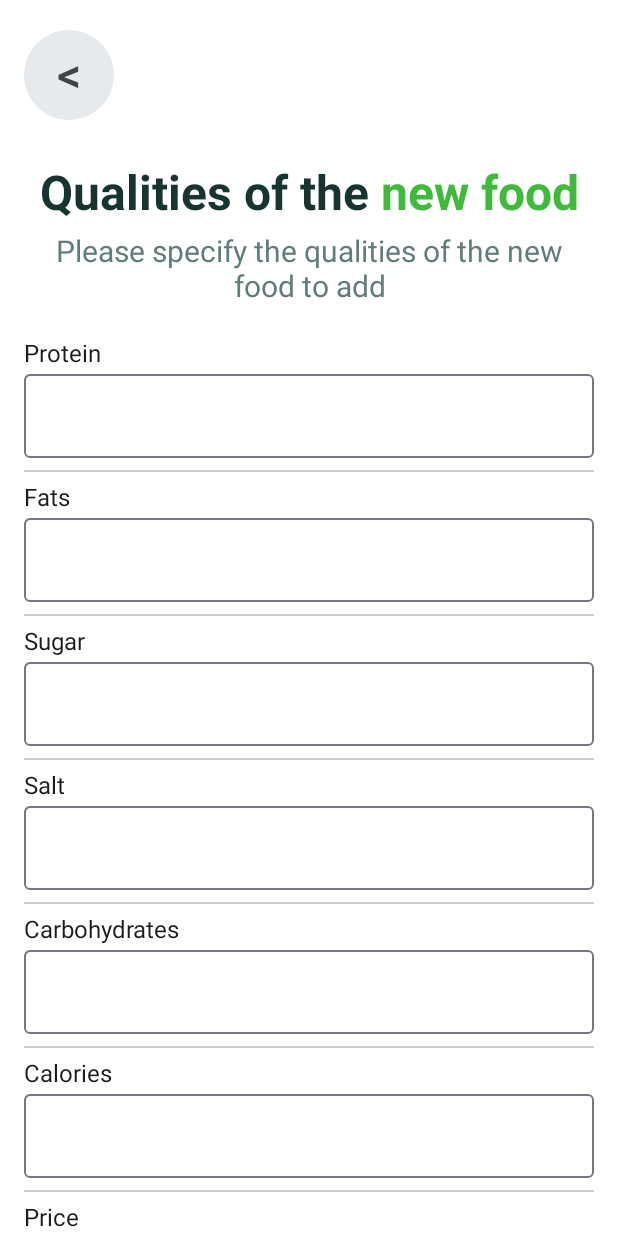
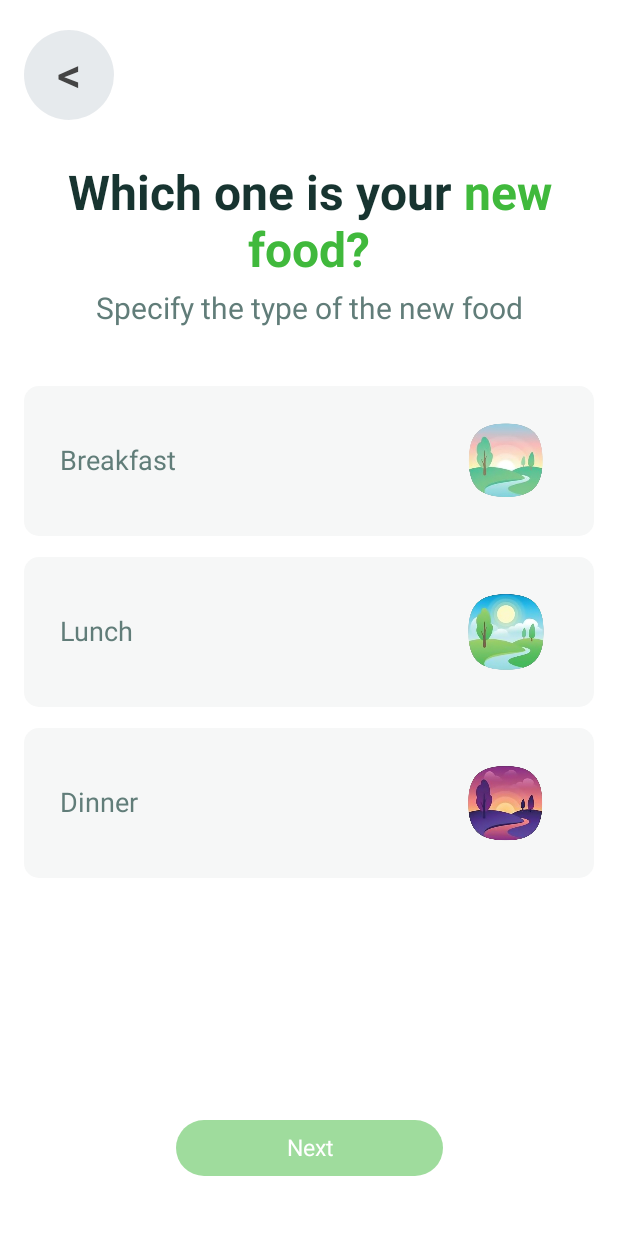
Before and after one commit to ivanperezdiaz829/Diet-App, an Android app built with Jetpack Compose: the screen it shows after launch (MainActivity), on a phone screen of 412 x 824 dp. Run offline under Robolectric (Android 15) with nearby library versions, the light colour scheme and no system bars; our stand-ins replace Firebase (no records; nobody signed in at launch, a user with empty details on screens opened directly); pictures from the network do not load.

Commit message:
FoodTypeSelectionFrame completo

```diff
--- a/app/src/main/java/com/example/diet_app/MainActivity.kt
+++ b/app/src/main/java/com/example/diet_app/MainActivity.kt
@@ -87,7 +87,8 @@ class MainActivity : ComponentActivity() {
             //ToolBox()
             //SettingsScreen()
             //FoodViewScreen(onNavigateBack = { finish() })
-            AddNewFoodScreen(onNavigateBack = { finish() }, onNext = {})
+            //AddNewFoodScreen(onNavigateBack = { finish() }, onNext = {})
+            FoodTypeSelectionScreen(onNavigateBack = { finish() }, onNext = {})
         }
     }
 }
--- /dev/null
+++ b/app/src/main/java/com/example/diet_app/screenActivities/FoodTypeSelectionFrame.kt
@@ -0,0 +1,168 @@
+package com.example.diet_app.screenActivities
+
+import androidx.compose.foundation.BorderStroke
+import androidx.compose.foundation.Image
+import androidx.compose.foundation.background
+import androidx.compose.foundation.clickable
+import androidx.compose.foundation.layout.*
+import androidx.compose.foundation.shape.RoundedCornerShape
+import androidx.compose.material3.*
+import androidx.compose.runtime.*
+import androidx.compose.ui.Alignment
+import androidx.compose.ui.Modifier
+import androidx.compose.ui.graphics.Color
+import androidx.compose.ui.layout.ContentScale
+import androidx.compose.ui.res.painterResource
+import androidx.compose.ui.text.font.FontWeight
+import androidx.compose.ui.unit.dp
+import coil.compose.rememberAsyncImagePainter
+import com.example.diet_app.screenActivities.components.BackButton
+import com.example.diet_app.screenActivities.components.Header
+import com.example.diet_app.screenActivities.components.NextButton
+import com.example.diet_app.screenActivities.components.TitleSection
+import com.example.diet_app.ui.theme.Typography
+import com.example.diet_app.ui.theme.DarkGreen
+import com.example.diet_app.ui.theme.DarkOverlay
+import com.example.diet_app.ui.theme.GrayGreen
+import com.example.diet_app.ui.theme.LightGray
+import com.example.diet_app.R
+
+enum class FoodType {
+    Breakfast,
+    Lunch,
+    Dinner
+}
+
+@Composable
+fun FoodTypeSelectionScreen(
+    onNavigateBack: () -> Unit,
+    onNext: (Set<FoodType>) -> Unit // Cambiado para aceptar múltiples selecciones
+) {
+    var selectedFoodTypes by remember { mutableStateOf<Set<FoodType>>(setOf()) } // Usamos un Set para almacenar múltiples selecciones
+
+    Column(
+        modifier = Modifier
+            .fillMaxSize()
+            .statusBarsPadding()
+            .background(Color.White)
+    ) {
+        Column(
+            modifier = Modifier
+                .fillMaxSize()
+                .padding(horizontal = 16.dp)
+                .padding(top = 20.dp, bottom = 40.dp)
+        ) {
+            Row(
+                modifier = Modifier.fillMaxWidth(),
+                horizontalArrangement = Arrangement.SpaceBetween,
+                verticalAlignment = Alignment.CenterVertically
+            ) {
+                BackButton(onNavigateBack)
+            }
+
+            Spacer(modifier = Modifier.height(30.dp))
+
+            TitleSection("Which one is your", "new food?", "Specify the type of the new food")
+
+            Spacer(modifier = Modifier.height(40.dp))
+
+            FoodOptions(
+                selectedFoodTypes = selectedFoodTypes,
+                onFoodTypeSelected = { foodType ->
+                    selectedFoodTypes = if (selectedFoodTypes.contains(foodType)) {
+                        selectedFoodTypes - foodType // Elimina si ya está seleccionado
+                    } else {
+                        selectedFoodTypes + foodType // Añade si no está seleccionado
+                    }
+                }
+            )
+
+            Spacer(modifier = Modifier.weight(1f))
+
+            NextButton(
+                enabled = selectedFoodTypes.isNotEmpty(), // Habilitar si hay al menos una selección
+                onClick = { onNext(selectedFoodTypes) }
+            )
+        }
+    }
+}
+
+@Composable
+private fun FoodOptions(
+    selectedFoodTypes: Set<FoodType>,
+    onFoodTypeSelected: (FoodType) -> Unit
+) {
+    Column(
+        verticalArrangement = Arrangement.spacedBy(14.dp)
+    ) {
+        FoodOption(
+            foodType = FoodType.Breakfast,
+            text = "Breakfast",
+            imageId = R.drawable.sun_day_morning,
+            isSelected = selectedFoodTypes.contains(FoodType.Breakfast),
+            onClick = { onFoodTypeSelected(FoodType.Breakfast) }
+        )
+
+        FoodOption(
+            foodType = FoodType.Lunch,
+            text = "Lunch",
+            imageId = R.drawable.sun_day_midday,
+            isSelected = selectedFoodTypes.contains(FoodType.Lunch),
+            onClick = { onFoodTypeSelected(FoodType.Lunch) }
+        )
+
+        FoodOption(
+            foodType = FoodType.Dinner,
+            text = "Dinner",
+            imageId = R.drawable.sun_day_afternoon,
+            isSelected = selectedFoodTypes.contains(FoodType.Dinner),
+            onClick = { onFoodTypeSelected(FoodType.Dinner) }
+        )
+    }
+}
+
+@Composable
+private fun FoodOption(
+    foodType: FoodType,
+    text: String,
+    imageId: Int,
+    isSelected: Boolean,
+    onClick: () -> Unit
+) {
+    Surface(
+        modifier = Modifier
+            .fillMaxWidth()
+            .height(100.dp)
+            .clickable(onClick = onClick),
+        shape = RoundedCornerShape(10.dp),
+        color = if (isSelected) DarkOverlay else LightGray,
+        /*
+        border = if (isSelected) {
+            BorderStroke(width = 2.dp, color = DarkGreen)
+        } else {
+            null
+        }*/
+    ) {
+        Row(
+            modifier = Modifier
+                .padding(24.dp),
+            horizontalArrangement = Arrangement.SpaceBetween,
+            verticalAlignment = Alignment.CenterVertically
+        ) {
+            Text(
+                text = text,
+                style = Typography.bodyMedium.copy(
+                    fontWeight = if (isSelected) FontWeight.Bold else FontWeight.Normal,
+                    color = if (isSelected) DarkGreen else GrayGreen
+                )
+            )
+
+            Image(
+                painter = painterResource(id = imageId),
+                contentDescription = null,
+                modifier = Modifier.size(70.dp),
+                // contentScale = ContentScale.Crop
+            )
+        }
+    }
+}
--- a/app/src/main/java/com/example/diet_app/screenActivities/components/TitleSection.kt
+++ b/app/src/main/java/com/example/diet_app/screenActivities/components/TitleSection.kt
@@ -28,6 +28,7 @@ fun TitleSection(text: String, textGreen: String, description: String) {
                     append(textGreen)
                 }
             },
+            textAlign = TextAlign.Center,
             style = Typography.titleLarge,
             modifier = Modifier.padding(bottom = 8.dp),
             fontSize = 32.sp,
```
